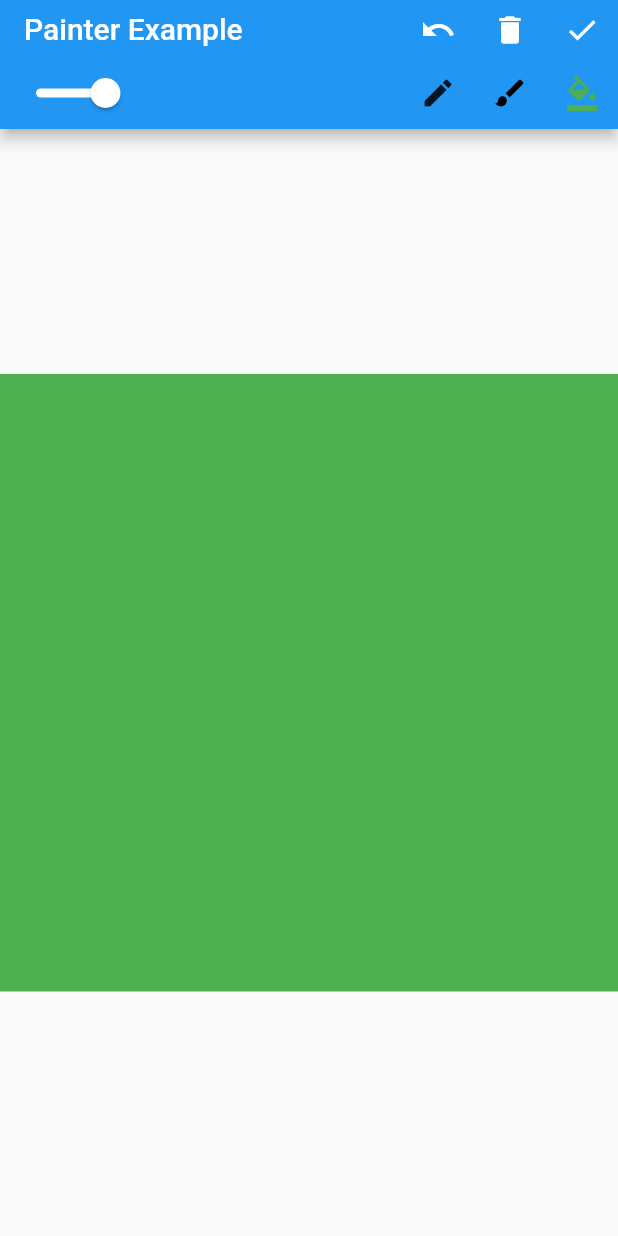
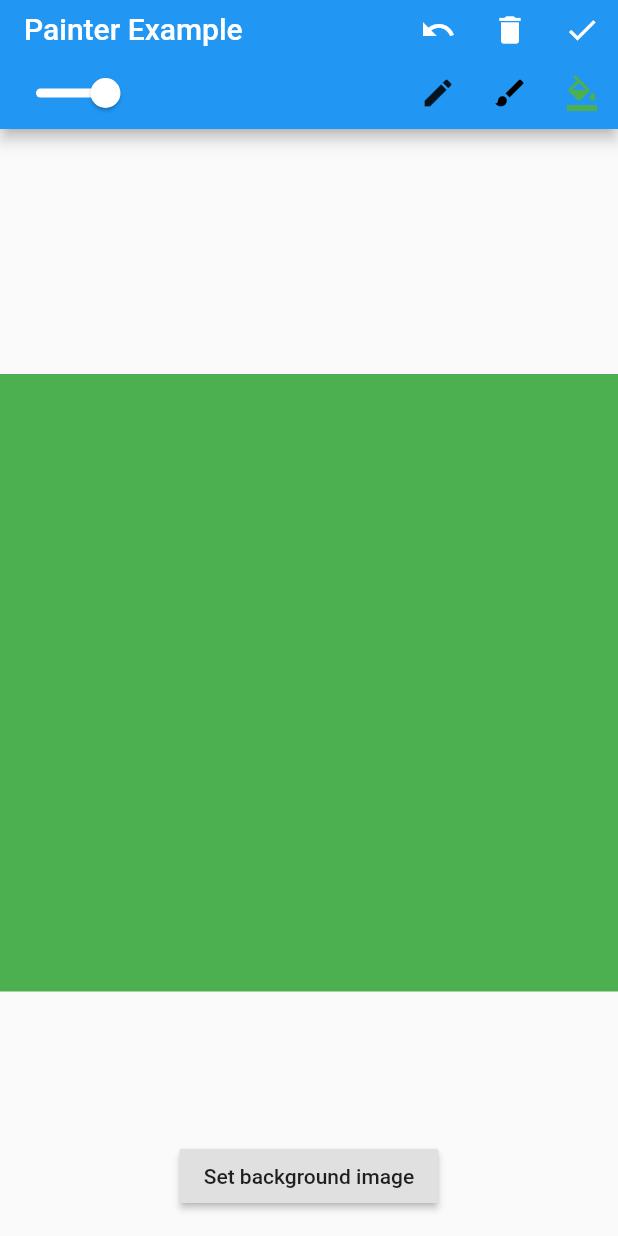
Before and after one commit to EP-u-NW/painter, a Flutter app: the screen it shows after launch, after a tap on the "check" icon, on a phone screen of 412 x 824 dp. Run offline on Flutter 3.47's test engine with Material 2 defaults, Android fonts, the light colour scheme and no system bars; our stand-ins replace flutter_colorpicker; statements that could not run were skipped.

Commit message:
Set background image for canvas.

```diff
--- a/example/lib/main.dart
+++ b/example/lib/main.dart
@@ -1,6 +1,9 @@
+import 'dart:async';
 import 'dart:typed_data';
+import 'dart:ui' as ui;
 
 import 'package:flutter/material.dart';
+import 'package:flutter/services.dart';
 import 'package:flutter_colorpicker/flutter_colorpicker.dart';
 import 'package:painter/painter.dart';
 
@@ -24,6 +27,8 @@ class ExamplePage extends StatefulWidget {
 class _ExamplePageState extends State<ExamplePage> {
   bool _finished;
   PainterController _controller;
+  ui.Image bgImage;
+  bool isImageLoaded = true;
 
   @override
   void initState() {
@@ -32,10 +37,30 @@ class _ExamplePageState extends State<ExamplePage> {
     _controller = _newController();
   }
 
+  Future<Null> loadImage() async {
+    setState(() {
+      isImageLoaded = false;
+    });
+    final ByteData data = await rootBundle.load('images/dummy.jpg');
+    final Completer<ui.Image> completer = new Completer();
+    ui.decodeImageFromList(new Uint8List.view(data.buffer), (ui.Image img) {
+      setState(() {
+        bgImage = img;
+        _finished = false;
+      });
+      _controller = _newController();
+      setState(() {
+        isImageLoaded = true;
+      });
+      return completer.complete(img);
+    });
+  }
+
   PainterController _newController() {
     PainterController controller = new PainterController();
     controller.thickness = 5.0;
     controller.backgroundColor = Colors.green;
+    controller.bgImage = bgImage;
     return controller;
   }
 
@@ -87,9 +112,18 @@ class _ExamplePageState extends State<ExamplePage> {
             child: new DrawBar(_controller),
             preferredSize: new Size(MediaQuery.of(context).size.width, 30.0),
           )),
-      body: new Center(
-          child: new AspectRatio(
-              aspectRatio: 1.0, child: new Painter(_controller))),
+      body: isImageLoaded
+          ? new Center(
+              child: new AspectRatio(
+                  aspectRatio: 1.0, child: new Painter(_controller)))
+          : new Center(child: new Text('loading')),
+      floatingActionButton: new RaisedButton(
+        onPressed: () {
+          loadImage();
+        },
+        child: new Text('Set background image'),
+      ),
+      floatingActionButtonLocation: FloatingActionButtonLocation.centerFloat,
     );
   }
 
--- a/example/pubspec.yaml
+++ b/example/pubspec.yaml
@@ -12,6 +12,7 @@ dependencies:
 
 flutter:
   uses-material-design: true
-
+  assets:
+    - images/
 environment:
   sdk: ">=2.5.0 <3.0.0"
--- a/lib/painter.dart
+++ b/lib/painter.dart
@@ -38,8 +38,11 @@ class _PainterState extends State<Painter> {
   Widget build(BuildContext context) {
     Widget child = new CustomPaint(
       willChange: true,
-      painter: new _PainterPainter(widget.painterController._pathHistory,
-          repaint: widget.painterController),
+      painter: new _PainterPainter(
+        widget.painterController._pathHistory,
+        widget.painterController.bgImage,
+        repaint: widget.painterController,
+      ),
     );
     child = new ClipRect(child: child);
     if (!_finished) {
@@ -79,12 +82,14 @@ class _PainterState extends State<Painter> {
 
 class _PainterPainter extends CustomPainter {
   final _PathHistory _path;
+  final Image bgImage;
 
-  _PainterPainter(this._path, {Listenable repaint}) : super(repaint: repaint);
+  _PainterPainter(this._path, this.bgImage, {Listenable repaint})
+      : super(repaint: repaint);
 
   @override
   void paint(Canvas canvas, Size size) {
-    _path.draw(canvas, size);
+    _path.draw(canvas, size, bgImage);
   }
 
   @override
@@ -143,14 +148,30 @@ class _PathHistory {
     _inDrag = false;
   }
 
-  void draw(Canvas canvas, Size size) {
+  void draw(Canvas canvas, Size size, Image image) {
     canvas.saveLayer(Offset.zero & size, Paint());
     for (MapEntry<Path, Paint> path in _paths) {
       Paint p = path.value;
       canvas.drawPath(path.key, p);
     }
-    canvas.drawRect(
-        new Rect.fromLTWH(0.0, 0.0, size.width, size.height), _backgroundPaint);
+
+    if(image != null) {
+      final outputRect =
+      Rect.fromPoints(Offset.zero, Offset(size.width, size.height));
+      final Size imageSize =
+      Size(image.width.toDouble(), image.height.toDouble());
+      final FittedSizes sizes =
+      applyBoxFit(BoxFit.contain, imageSize, outputRect.size);
+      final Rect inputSubrect =
+      Alignment.center.inscribe(sizes.source, Offset.zero & imageSize);
+      final Rect outputSubrect =
+      Alignment.center.inscribe(sizes.destination, outputRect);
+      canvas.drawImageRect(
+          image, inputSubrect, outputSubrect, _backgroundPaint);
+    }else {
+      canvas.drawRect(
+          new Rect.fromLTWH(0.0, 0.0, size.width, size.height), _backgroundPaint);
+    }
     canvas.restore();
   }
 }
@@ -180,6 +201,7 @@ class PainterController extends ChangeNotifier {
   Color _drawColor = new Color.fromARGB(255, 0, 0, 0);
   Color _backgroundColor = new Color.fromARGB(255, 255, 255, 255);
   bool _eraseMode = false;
+  Image bgImage = null;
 
   double _thickness = 1.0;
   PictureDetails _cached;
@@ -255,15 +277,15 @@ class PainterController extends ChangeNotifier {
 
   PictureDetails finish() {
     if (!isFinished()) {
-      _cached = _render(_widgetFinish());
+      _cached = _render(_widgetFinish(), bgImage);
     }
     return _cached;
   }
 
-  PictureDetails _render(Size size) {
+  PictureDetails _render(Size size, Image image) {
     PictureRecorder recorder = new PictureRecorder();
     Canvas canvas = new Canvas(recorder);
-    _pathHistory.draw(canvas, size);
+    _pathHistory.draw(canvas, size, image);
     return new PictureDetails(
         recorder.endRecording(), size.width.floor(), size.height.floor());
   }
```
Also changed, not shown: example/images/dummy.jpg (added).
